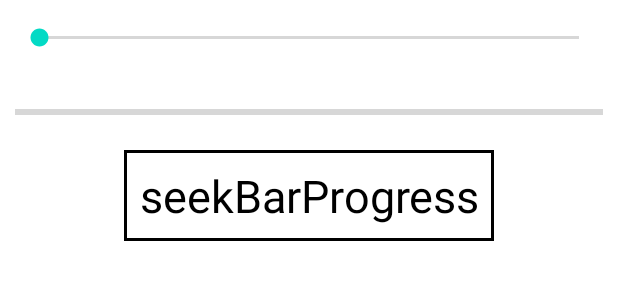
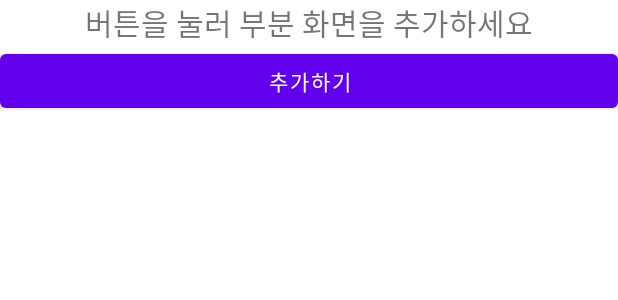
Before and after one commit to cellodove/Inflate, an Android app: the layout activity_main.xml on its own in the app's theme, with its tools: preview values and no code run, on a phone screen of 412 x 824 dp. Shown: the top 300 px of the screen. Run offline under Robolectric (Android 15) with nearby library versions, the phone set to English and light mode, and no system bars.

Commit message:
layoutInflate

```diff
--- a/app/src/main/res/layout/activity_main.xml
+++ b/app/src/main/res/layout/activity_main.xml
@@ -8,49 +8,25 @@
         android:layout_height="match_parent"
         android:orientation="vertical">
 
-        <androidx.appcompat.widget.AppCompatSeekBar
-            android:id="@+id/seekBar"
+        <TextView
             android:layout_width="match_parent"
-            android:layout_height="30dp"
-            android:layout_margin="10dp"
-            android:max="100"/>
-        <ProgressBar
-            android:id="@+id/progressBar"
+            android:layout_height="wrap_content"
+            android:text="버튼을 눌러 부분 화면을 추가하세요"
+            android:textSize="20sp"
+            android:gravity="center"/>
+        <Button
+            android:id="@+id/button"
             android:layout_width="match_parent"
-            android:layout_height="30dp"
-            android:max="100"
-            android:layout_margin="10dp"
-            style="?android:attr/progressBarStyleHorizontal"/>
-
+            android:layout_height="wrap_content"
+            android:text="추가하기"/>
 
 
         <LinearLayout
-            android:layout_width="wrap_content"
-            android:layout_height="wrap_content"
-            android:orientation="horizontal"
-            android:layout_gravity="center">
-
-
-            <TextView
-                android:id="@+id/value"
-                android:layout_width="wrap_content"
-                android:layout_height="match_parent"
-                android:padding="10dp"
-                tools:text="seekBarProgress"
-                android:textColor="#000000"
-                android:textSize="30sp"
-                android:background="@drawable/border"
-                android:gravity="center" />
-
-
+            android:id="@+id/container"
+            android:layout_width="match_parent"
+            android:layout_height="match_parent"
+            android:orientation="vertical">
 
         </LinearLayout>
-
     </LinearLayout>
-
-
-
-
-
-
 </layout>
```
Also changed, not shown: app/src/main/java/com/peter/test/MainActivity.kt (+9 -20 lines), app/src/main/res/layout/sub1.xml (added, +24 -0 lines).
